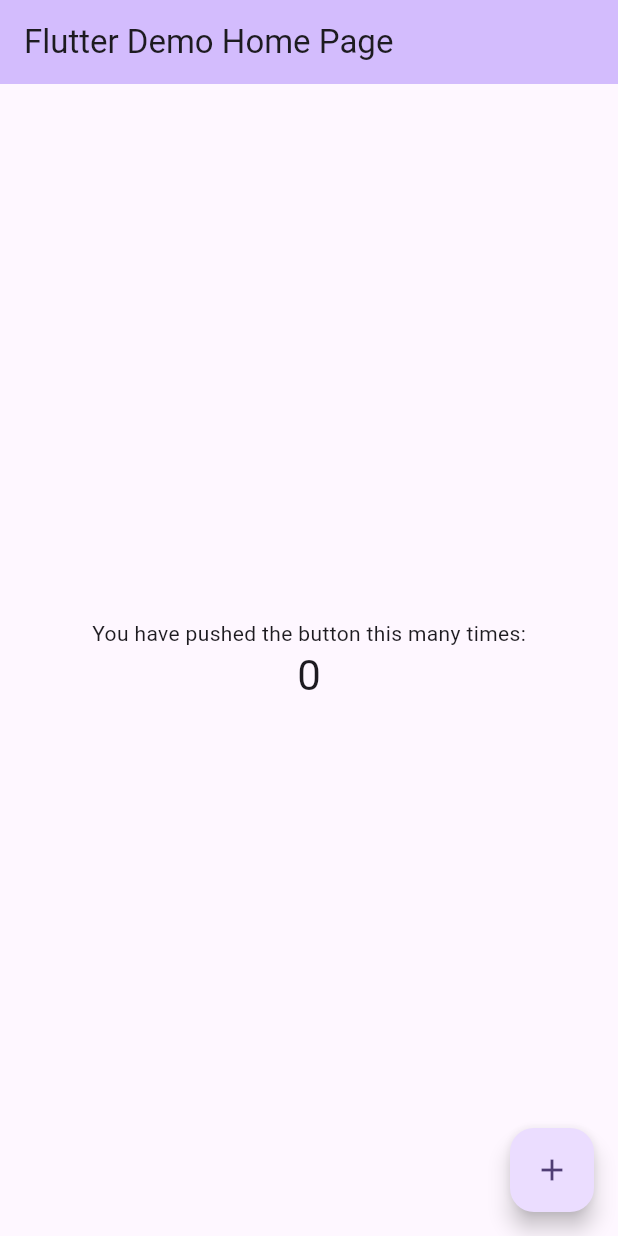
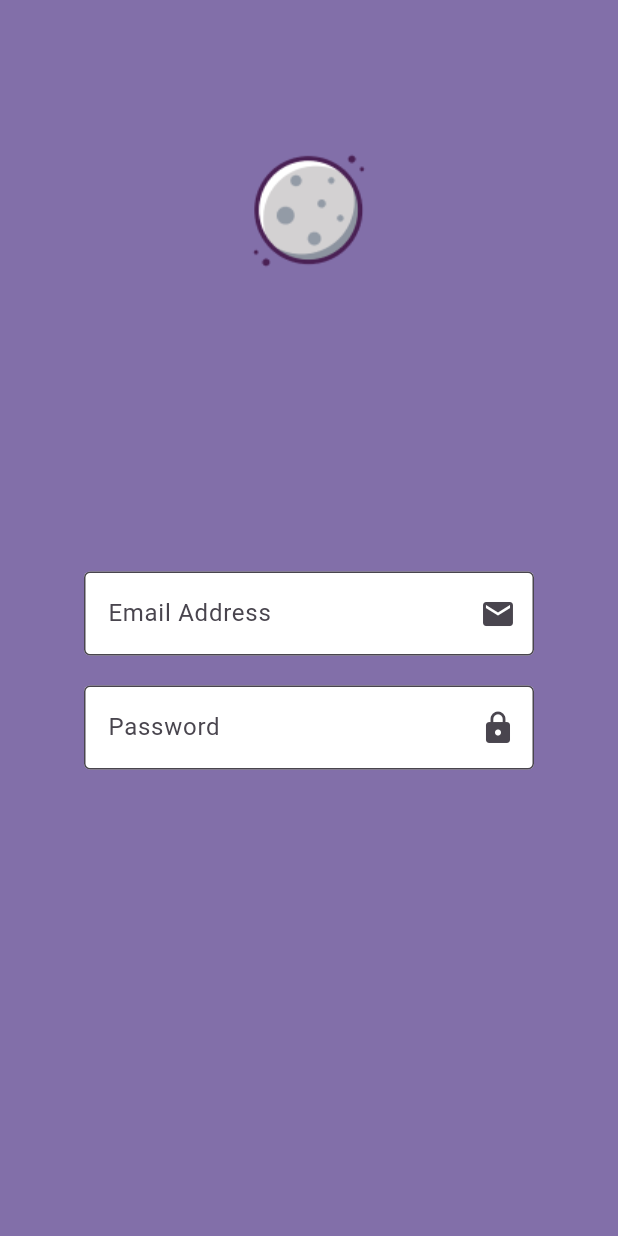
Before and after one commit to ProLangMaster-team/ProLangMaster, a Flutter app: the screen it shows after launch, on a phone screen of 412 x 824 dp. Run offline on Flutter 3.47's test engine with Material 2 defaults, Android fonts, the light colour scheme and no system bars.

Commit message:
login page text fields

```diff
--- a/pro_lang_master/lib/Login/login.dart
+++ b/pro_lang_master/lib/Login/login.dart
@@ -0,0 +1,64 @@
+import 'package:flutter/material.dart';
+
+class LoginScreen extends StatefulWidget {
+  const LoginScreen({Key? key}) : super(key: key);
+
+  @override
+  loginScreen createState() => loginScreen();
+}
+
+class loginScreen extends State<LoginScreen> {
+
+  @override
+  Widget build(BuildContext context) {
+    return Scaffold(
+      body: Center(
+        child: Container(
+          color: const Color(0XFF826FA9),
+        width: double.maxFinite,
+        height: double.maxFinite,
+            padding: EdgeInsetsDirectional.fromSTEB(0, 100, 0, 0),
+        child: Column(
+            children: <Widget>[
+              Container(
+                child: Image.asset('Assets/mercury.png'),
+                margin: new EdgeInsetsDirectional.fromSTEB(0, 0, 0, 200),
+              ),
+
+              Container(
+                width: 300,
+                child: const TextField(decoration: InputDecoration(
+                  filled: true,
+                  suffixIcon: Icon(Icons.email),
+                  border: OutlineInputBorder(
+                    borderSide: BorderSide(color: Colors.black),
+                  ),
+                  fillColor: Colors.white,
+                  hintText: 'Email Address',
+                )),
+              ),
+              Container(
+                width: 300,
+                margin: EdgeInsets.symmetric(vertical: 20.0),
+                child: const TextField(decoration: InputDecoration(
+                  filled: true,
+                  border: OutlineInputBorder(
+                    borderSide: BorderSide(color: Colors.black),
+                  ),
+                  fillColor: Colors.white,
+                  hintText: 'Password',
+                  suffixIcon: Icon(Icons.lock),
+                )),
+              )
+            ]),
+        ),
+      ),
+    );
+  }
+
+  @override
+  State<StatefulWidget> createState() {
+    // TODO: implement createState
+    throw UnimplementedError();
+  }
+}
--- a/pro_lang_master/lib/main.dart
+++ b/pro_lang_master/lib/main.dart
@@ -1,4 +1,5 @@
 import 'package:flutter/material.dart';
+import 'package:pro_lang_master/Login/login.dart';
 
 void main() {
   runApp(const MyApp());
@@ -9,12 +10,12 @@ class MyApp extends StatelessWidget {
   @override
   Widget build(BuildContext context) {
     return MaterialApp(
-      title: 'Flutter Demo',
+      debugShowCheckedModeBanner: false,
       theme: ThemeData(
         colorScheme: ColorScheme.fromSeed(seedColor: Colors.deepPurple),
         useMaterial3: true,
       ),
-      home: const MyHomePage(title: 'Flutter Demo Home Page'),
+      home: const LoginScreen(),
     );
   }
 }
@@ -28,39 +29,26 @@ class MyHomePage extends StatefulWidget {
 }
 
 class _MyHomePageState extends State<MyHomePage> {
-  int _counter = 0;
-
-  void _incrementCounter() {
-    setState(() {
-      _counter++;
-    });
-  }
 
   @override
   Widget build(BuildContext context) {
-    return Scaffold(
-      appBar: AppBar(
-        backgroundColor: Theme.of(context).colorScheme.inversePrimary,
-        title: Text(widget.title),
-      ),
+    return const Scaffold(
+      // appBar: AppBar(
+      //   backgroundColor: Theme.of(context).colorScheme.inversePrimary,
+      //   title: Text(widget.title),
+      // ),
       body: Center(
-        child: Column(
+          child: Column(
           mainAxisAlignment: MainAxisAlignment.center,
           children: <Widget>[
-            const Text(
-              'You have pushed the button this many times:',
-            ),
-            Text(
-              '$_counter',
-              style: Theme.of(context).textTheme.headlineMedium,
-            ),
+            LoginScreen()
           ],
         ),
       ),
       floatingActionButton: FloatingActionButton(
-        onPressed: _incrementCounter,
+        onPressed: null,
         tooltip: 'Increment',
-        child: const Icon(Icons.add),
+        child: Icon(Icons.add),
     ),);
   }
 }
```
Also changed, not shown: pro_lang_master/pubspec.yaml (+2 -8 lines), pro_lang_master/Assets/mercury.png (added), 2 other files.
